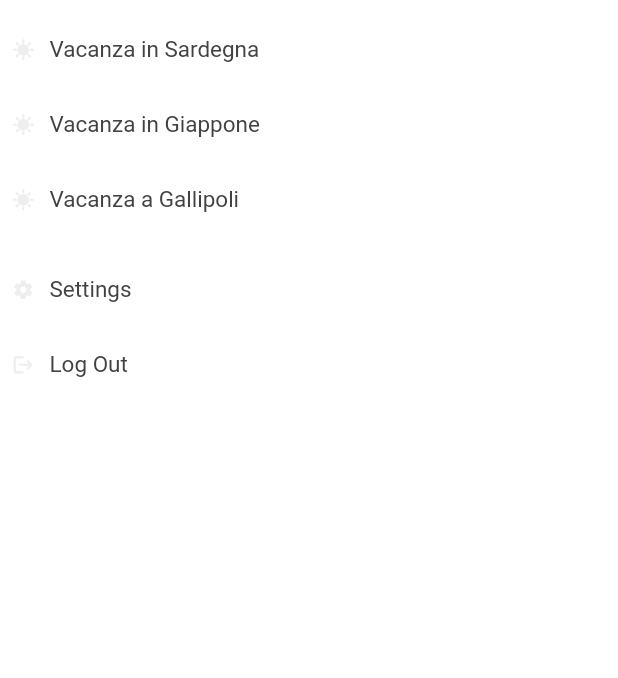
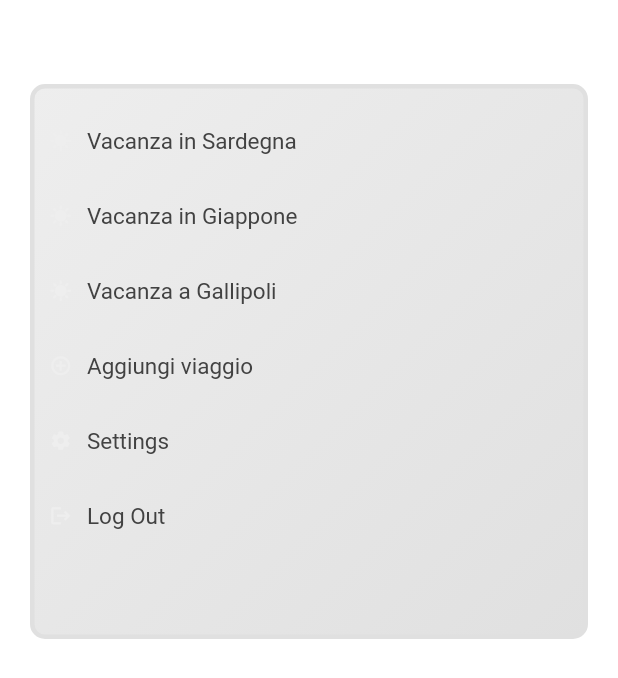
Before and after one commit to giumanuz/appspese, a Flutter app: the ShowMenuCustom screen opened directly, on a phone screen of 412 x 824 dp. Shown: the top 678 px of the screen. Run offline on Flutter 3.47's test engine with Material 2 defaults, Android fonts, the phone set to English and light mode, and no system bars; our stand-ins replace dropdown_button2; missing offline and left inert: spinner_date_time_picker; Roboto replaces fonts that are missing (Oxygen-Regular).

Commit message:
prima della catastrofe

```diff
--- a/lib/common/custom_menu_appBar.dart
+++ b/lib/common/custom_menu_appBar.dart
@@ -15,22 +15,43 @@ class ShowMenuCustom extends StatelessWidget {
 
   @override
   Widget build(BuildContext context) {
+    int heightSingleItem = 60;
     return Scaffold(
       backgroundColor: Colors.transparent,
       body: Padding(
-        padding: const EdgeInsets.all(8.0),
+        padding: const EdgeInsets.fromLTRB(20, 56, 20, 0),
+        child: Container(
+          height: (MenuItems.secondItems.length + MenuItems.firstItems.length) *
+                  heightSingleItem +
+              10,
+          decoration: BoxDecoration(
+            color: Colors.grey[200],
+            borderRadius: BorderRadius.circular(10),
+            border: Border.all(
+              color: Colors.grey[300]!,
+              width: 3,
+            ),
+            shape: BoxShape.rectangle,
+            gradient: LinearGradient(
+              begin: Alignment.topLeft,
+              end: Alignment.bottomRight,
+              colors: [
+                Colors.grey[200]!,
+                Colors.grey[300]!,
+              ],
+            ),
+          ),
+          padding: const EdgeInsets.fromLTRB(10, 10, 10, 0),
           child: Column(
             children: [
               ...MenuItems.firstItems
                   .map((item) => buildCustomMenuItem(item))
                   .toList(),
-            const SizedBox(
-              height: 10,
-            ),
               ...MenuItems.secondItems
                   .map((item) => buildCustomMenuItem(item))
                   .toList(),
             ],
+          ),
         ),
       ),
     );
--- a/lib/common/drop_down_box.dart
+++ b/lib/common/drop_down_box.dart
@@ -38,6 +38,7 @@ class _CustomDropdownState extends State<CustomDropdown> {
   }
 
   void findDropdownData() {
+    var ciao = actionKey.globalPaintBounds;
     height = ciao!.height;
     width = ciao.width;
     xPosition = ciao.topLeft.dx;
```
Also changed, not shown: lib/common/menu_item.dart (+1 -17 lines). Lines whose indentation alone changed are shown as unchanged.
